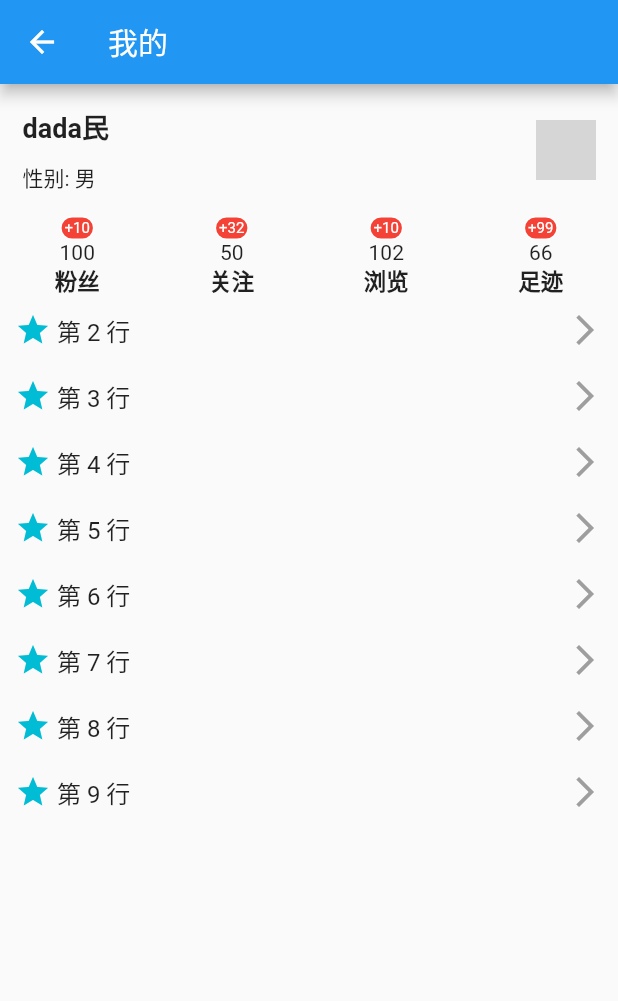
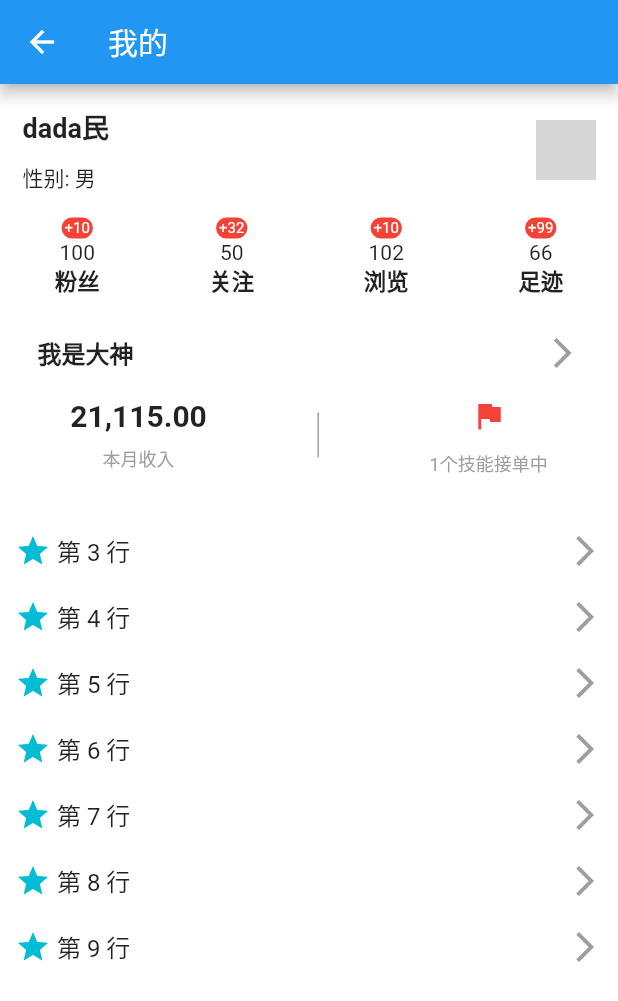
Before and after one commit to zhzpower/DouBanFlutter, a Flutter app: the AboutMePage screen opened directly, on a phone screen of 412 x 824 dp. Shown: the top 1001 px of the screen. Run offline on Flutter 3.47's test engine with Material 2 defaults, Android fonts, the phone set to English and light mode, and no system bars; our stand-ins replace dio; network calls fail; statements that could not run were skipped; grey boxes are pictures that could not be loaded.

Commit message:
第二栏布局

```diff
--- a/doubanflutter/lib/views/aboutMe.dart
+++ b/doubanflutter/lib/views/aboutMe.dart
@@ -1,6 +1,7 @@
 import 'package:flutter/material.dart';
 import 'package:doubanflutter/views/aboutMeViews/aboutMeHeader.dart';
 import 'package:doubanflutter/views/aboutMeViews/fansView.dart';
+import 'package:doubanflutter/views/aboutMeViews/godInfoView.dart';
 
 class AboutMePage extends StatefulWidget {
   @override
@@ -16,6 +17,7 @@ class _AboutMePageState extends State<AboutMePage> {
         appBar: AppBar(
           title: Text('我的'),
         ),
+        backgroundColor: Color(0xF7F9FB),
         body: ListView.builder(
           itemCount: 10,
           itemBuilder: (context, index) {
@@ -23,7 +25,13 @@ class _AboutMePageState extends State<AboutMePage> {
               return AboutMeHeaderView();
             }
             if (index == 1) {
-              return FansView();
+              return Container(
+                color: Colors.white,
+                child: FansView(),
+              );
+            }
+            if (index == 2) {
+              return GodInfoView();
             }
 
             return Container(
--- /dev/null
+++ b/doubanflutter/lib/views/aboutMeViews/godInfoView.dart
@@ -0,0 +1,83 @@
+import 'package:flutter/material.dart';
+
+class GodInfoView extends StatefulWidget {
+  @override
+    State<StatefulWidget> createState() {
+      // TODO: implement createState
+      return _GodInfoViewState();
+    }
+}
+
+class _GodInfoViewState extends State<GodInfoView> {
+
+  @override
+    Widget build(BuildContext context) {
+      return Padding(
+        padding: EdgeInsets.all(10),
+        child: Container(
+          decoration: BoxDecoration(
+            color: Colors.white,
+            borderRadius: BorderRadius.all(Radius.circular(8.0))
+          ),
+          height: 127,
+          child: Column(
+            children: <Widget>[
+              Padding(
+                padding: EdgeInsets.all(15),
+                child: Row(
+                  children: <Widget>[
+                    Expanded(
+                      child: Text("我是大神", style: TextStyle(fontSize: 16, fontWeight: FontWeight.bold),),
+                    ),
+                    Icon(Icons.arrow_forward_ios, color: Colors.grey),
+                  ],
+                ),
+              ),
+              Row(
+                mainAxisAlignment: MainAxisAlignment.spaceAround,
+                children: <Widget>[
+                  Column(
+                    children: <Widget>[
+                      Text("21,115.00", style: TextStyle(fontSize: 20, fontWeight: FontWeight.bold),),
+                      Padding(
+                        padding: EdgeInsets.only(top: 8),
+                        child: Text("本月收入", style: TextStyle(fontSize: 12, color: Colors.grey),)
+                      )
+                    ],
+                  ),
+                  Container(
+                    color: Colors.grey,
+                    width: 1,
+                    height: 30,
+                  ),
+                  Column(
+                    children: <Widget>[
+                      Container(
+                        width: 30,
+                        height: 30,
+                        child: Icon(Icons.assistant_photo, color: Colors.red,),
+                      ),
+                      Padding(
+                        padding: EdgeInsets.only(top: 8),
+                        child: Text("1个技能接单中", style: TextStyle(fontSize: 12, color: Colors.grey),)
+                      )
+                    ],
+                  ),
+                ],
+              )
+            ],
+          ),
+          ),
+      );
+
+      return Container(
+        child: Padding(
+          child: Column(
+            children: <Widget>[
+
+            ],
+          ),
+        ),
+      );
+    }
+}
```
